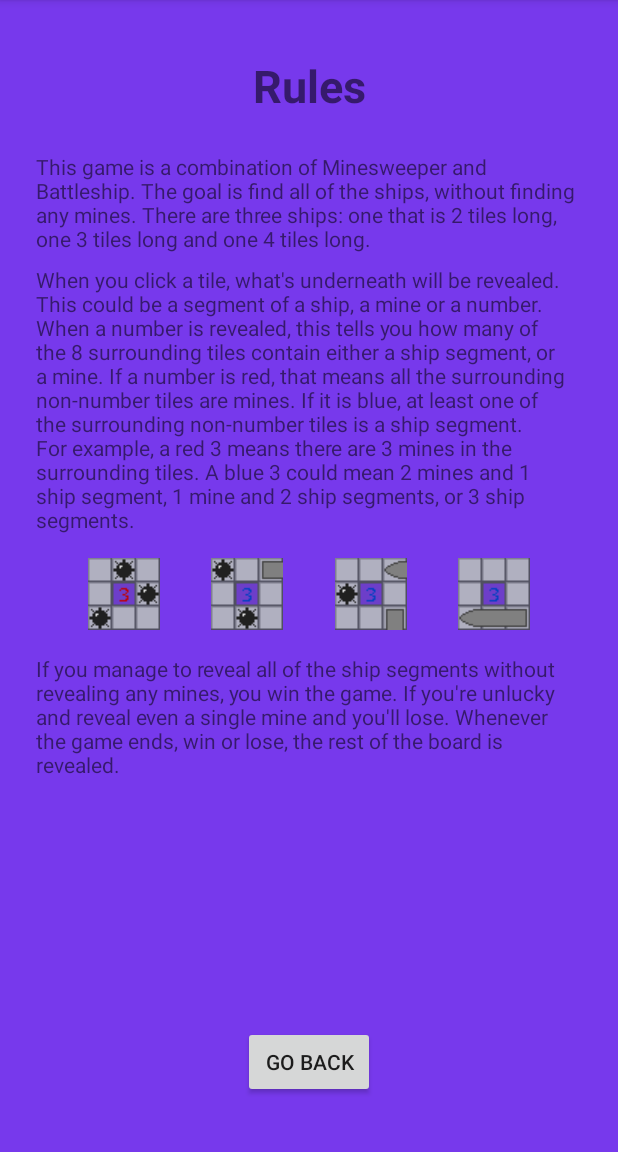
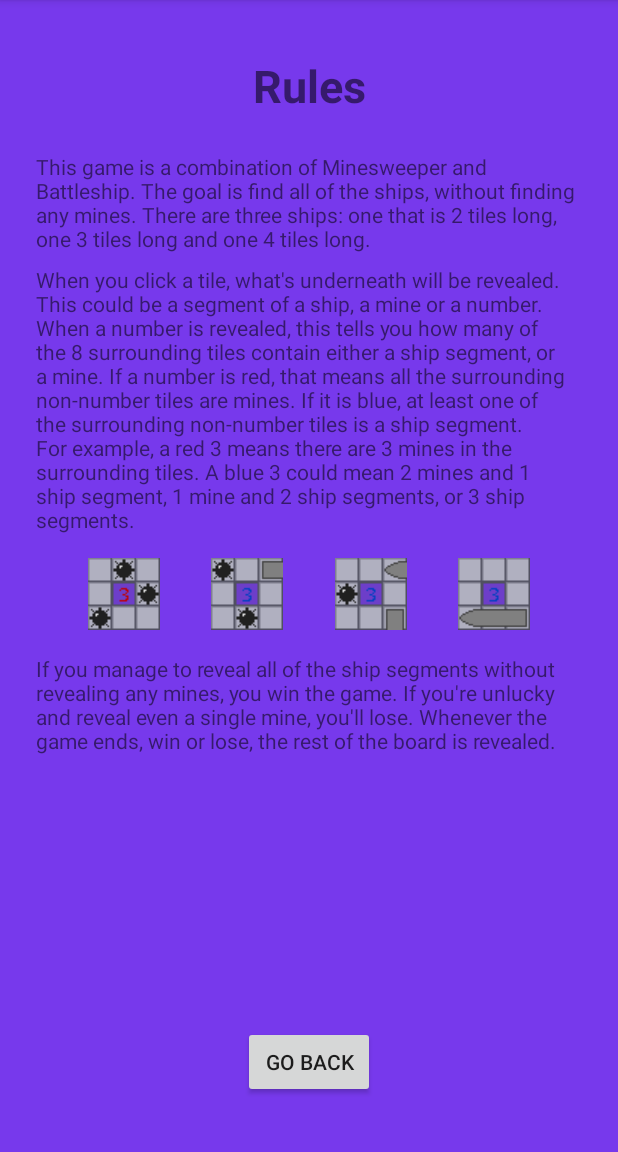
Before and after one commit to JohnB6523/MineShip, an Android app: the RulesPage screen opened through its navigation route, on a phone screen of 412 x 824 dp, the part 84-1236 px from its top. Run offline under Robolectric (Android 15) with nearby library versions, the light colour scheme and no system bars.

Commit message:
Final graphical changes

```diff
--- a/app/src/main/AndroidManifest.xml
+++ b/app/src/main/AndroidManifest.xml
@@ -4,9 +4,9 @@
 
     <application
         android:allowBackup="true"
-        android:icon="@mipmap/ic_launcher"
+        android:icon="@drawable/tile_mine"
         android:label="@string/app_name"
-        android:roundIcon="@mipmap/ic_launcher_round"
+        android:roundIcon="@drawable/tile_mine"
         android:supportsRtl="true"
         android:theme="@style/AppTheme">
         <activity android:name=".MainActivity">
--- a/app/src/main/res/values/colors.xml
+++ b/app/src/main/res/values/colors.xml
@@ -2,5 +2,5 @@
 <resources>
     <color name="colorPrimary">#6000E0</color>
     <color name="colorPrimaryDark">#4000A0</color>
-    <color name="colorAccent">#03DAC5</color>
+    <color name="colorAccent">#00E0C0</color>
 </resources>
--- a/app/src/main/res/values/strings.xml
+++ b/app/src/main/res/values/strings.xml
@@ -20,7 +20,7 @@
     </string>
     <string name="rulesText3">
         If you manage to reveal all of the ship segments without revealing any mines, you win the game.
-        If you\'re unlucky and reveal even a single mine and you\'ll lose.
+        If you\'re unlucky and reveal even a single mine, you\'ll lose.
         Whenever the game ends, win or lose, the rest of the board is revealed.
     </string>
 </resources>
```
Also changed, not shown: app/src/main/res/drawable/icon_ship_2.png, app/src/main/res/drawable/icon_ship_3.png, app/src/main/res/drawable/icon_ship_4.png, app/src/main/res/drawable/icon_ship_destroyed.png, app/src/main/res/drawable/tile_ship_placeholder.png (deleted).
